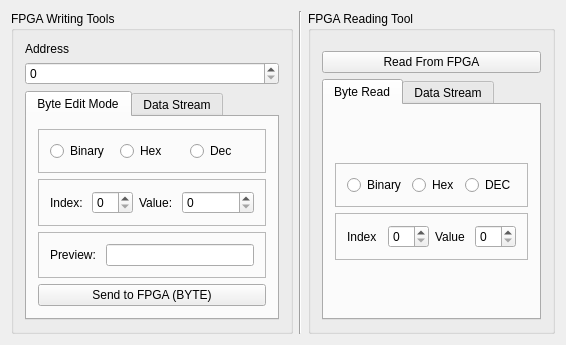
The window that VISIOinterface/mainwindow.ui (athlaing/CNN) describes before a commit, drawn with Qt 5.
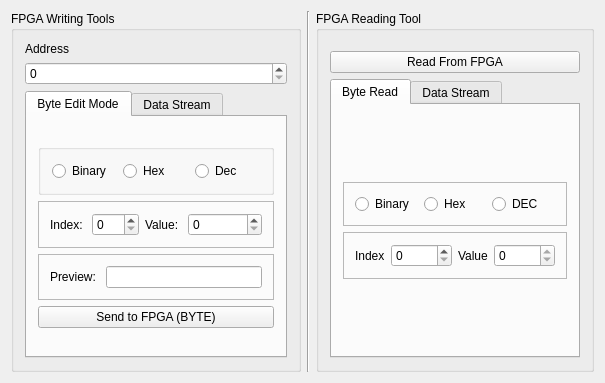
The same window after the commit. The open tabs and pages were chosen to show the change.

Commit message: Update: gave functionality to gui items on the writing side of FPGA

What changed in the file:
```diff
--- a/VISIOinterface/mainwindow.ui
+++ b/VISIOinterface/mainwindow.ui
@@ -6,8 +6,8 @@
    <rect>
     <x>0</x>
     <y>0</y>
-    <width>501</width>
-    <height>326</height>
+    <width>605</width>
+    <height>383</height>
    </rect>
   </property>
   <property name="windowTitle">
@@ -55,12 +55,9 @@
             </spacer>
            </item>
            <item>
-            <widget class="QFrame" name="DisplayType_G">
-             <property name="frameShape">
-              <enum>QFrame::StyledPanel</enum>
-             </property>
-             <property name="frameShadow">
-              <enum>QFrame::Raised</enum>
+            <widget class="QGroupBox" name="DisplayType_G">
+             <property name="checkable">
+              <bool>false</bool>
              </property>
              <layout class="QHBoxLayout" name="horizontalLayout_3">
               <item>
@@ -111,6 +108,9 @@
                   <verstretch>0</verstretch>
                  </sizepolicy>
                 </property>
+                <property name="maximum">
+                 <number>255</number>
+                </property>
                </widget>
               </item>
               <item>
@@ -128,6 +128,9 @@
                   <verstretch>0</verstretch>
                  </sizepolicy>
                 </property>
+                <property name="maximum">
+                 <number>255</number>
+                </property>
                 <property name="displayIntegerBase">
                  <number>2</number>
                 </property>
@@ -351,7 +354,20 @@
                </widget>
               </item>
               <item>
-               <widget class="QSpinBox" name="IndexR"/>
+               <widget class="QSpinBox" name="IndexR">
+                <property name="sizePolicy">
+                 <sizepolicy hsizetype="Expanding" vsizetype="Fixed">
+                  <horstretch>0</horstretch>
+                  <verstretch>0</verstretch>
+                 </sizepolicy>
+                </property>
+                <property name="readOnly">
+                 <bool>false</bool>
+                </property>
+                <property name="maximum">
+                 <number>255</number>
+                </property>
+               </widget>
               </item>
               <item>
                <widget class="QLabel" name="ValueR_T">
@@ -361,7 +377,20 @@
                </widget>
               </item>
               <item>
-               <widget class="QSpinBox" name="ValueR"/>
+               <widget class="QSpinBox" name="ValueR">
+                <property name="sizePolicy">
+                 <sizepolicy hsizetype="Expanding" vsizetype="Fixed">
+                  <horstretch>0</horstretch>
+                  <verstretch>0</verstretch>
+                 </sizepolicy>
+                </property>
+                <property name="readOnly">
+                 <bool>true</bool>
+                </property>
+                <property name="maximum">
+                 <number>255</number>
+                </property>
+               </widget>
               </item>
              </layout>
             </widget>
```
Left out of the diff: 32 changed lines with no effect on the pictures. The commit also changes 2 other files.
